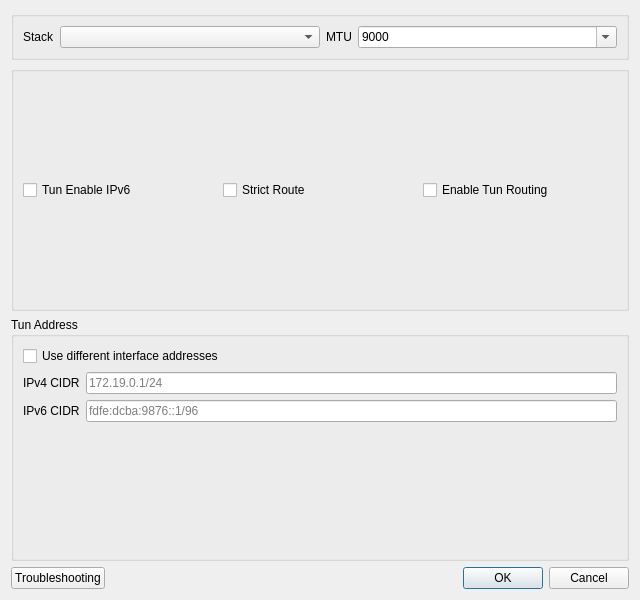
Qt form include/ui/setting/dialog_vpn_settings.ui (throneproj/Throne) before a commit.
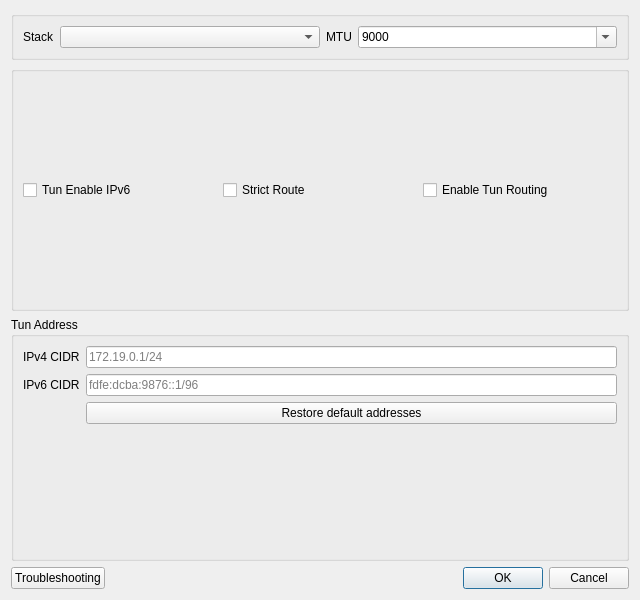
The same form after that commit.

Commit message: fix: add restore default cidrs button, drop checkbox

```diff
--- a/include/ui/setting/dialog_vpn_settings.ui
+++ b/include/ui/setting/dialog_vpn_settings.ui
@@ -112,41 +112,41 @@
       <string>Tun Address</string>
      </property>
      <layout class="QFormLayout" name="formLayout">
-      <item row="0" column="0" colspan="2">
-       <widget class="QCheckBox" name="use_custom_interface_addresses">
-        <property name="text">
-         <string>Use different interface addresses</string>
-        </property>
-       </widget>
-      </item>
-      <item row="1" column="0">
+      <item row="0" column="0">
        <widget class="QLabel" name="label_tun_ipv4">
         <property name="text">
          <string>IPv4 CIDR</string>
         </property>
        </widget>
       </item>
-      <item row="1" column="1">
+      <item row="0" column="1">
        <widget class="QLineEdit" name="tun_ipv4_cidr">
         <property name="placeholderText">
          <string notr="true">172.19.0.1/24</string>
         </property>
        </widget>
       </item>
-      <item row="2" column="0">
+      <item row="1" column="0">
        <widget class="QLabel" name="label_tun_ipv6">
         <property name="text">
          <string>IPv6 CIDR</string>
         </property>
        </widget>
       </item>
-      <item row="2" column="1">
+      <item row="1" column="1">
        <widget class="QLineEdit" name="tun_ipv6_cidr">
         <property name="placeholderText">
          <string notr="true">fdfe:dcba:9876::1/96</string>
         </property>
        </widget>
       </item>
+      <item row="2" column="1">
+       <widget class="QPushButton" name="restore_default_addresses">
+        <property name="text">
+         <string>Restore default addresses</string>
+        </property>
+       </widget>
+      </item>
      </layout>
     </widget>
    </item>
```
Left out of the diff: 1 changed line with no effect on the pictures. The commit also changes 8 other files.
